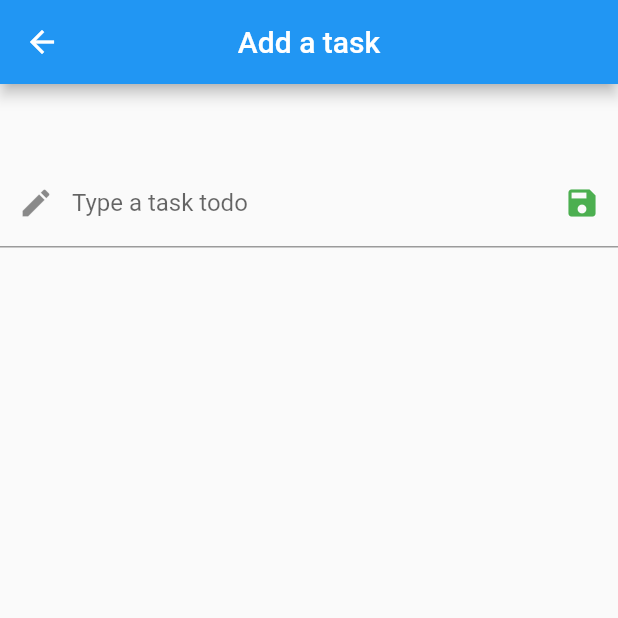
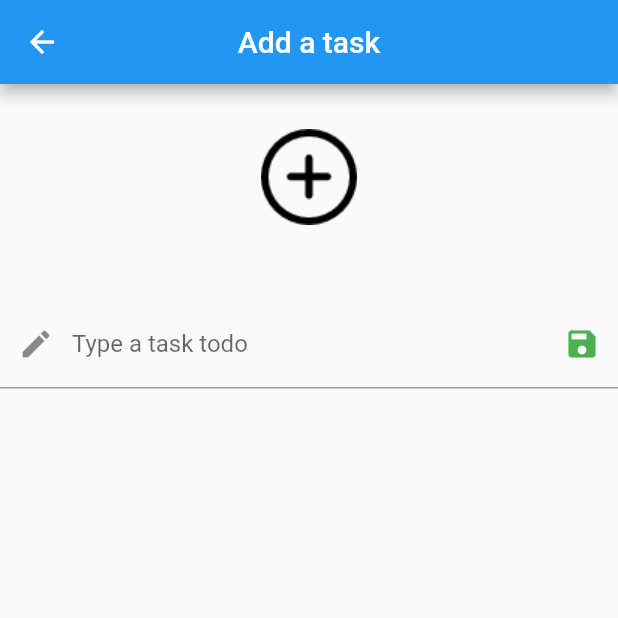
Before and after one commit to garrou/todo-app, a Flutter app: the AddTodo screen opened directly with empty values, on a phone screen of 412 x 824 dp, the top half of it. Run offline on Flutter 3.47's test engine with Material 2 defaults, Android fonts, the phone set to English and light mode, and no system bars; our stand-ins replace firebase_auth, firebase_core, firebase_database, google_sign_in; accounts and stored records are empty.

Commit message:
Add add logo

```diff
--- a/todo_app/lib/add_todo.dart
+++ b/todo_app/lib/add_todo.dart
@@ -30,7 +30,11 @@ class _AddTodoState extends State<AddTodo> {
           centerTitle: true,
           title: const Text('Add a task'),
         ),
-        body: Column(
-            children: <Widget>[Expanded(child: TextFieldTodo(this.addTodo))]));
+        body: Column(children: <Widget>[
+          Container(
+              margin: EdgeInsets.only(top: 30),
+              child: Image(image: AssetImage('assets/add.png'), height: 64)),
+          Expanded(child: TextFieldTodo(this.addTodo))
+        ]));
   }
 }
```
Also changed, not shown: todo_app/assets/add.png (added).
